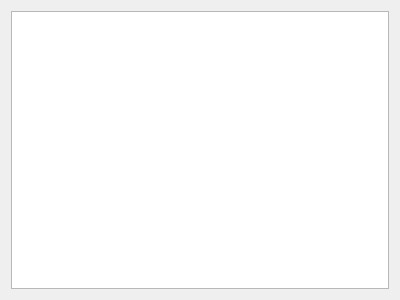
plule/pfe-costumes, file pc/core/widgets/qimagepreviewwindow.ui: the form before one commit.
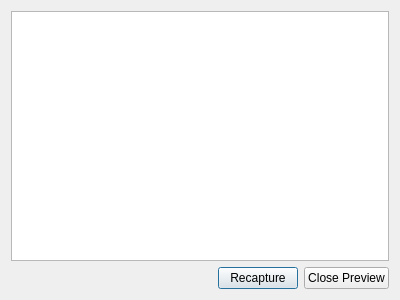
The form after the commit. Icons and pictures are not drawn.

```diff
--- a/pc/core/widgets/qimagepreviewwindow.ui
+++ b/pc/core/widgets/qimagepreviewwindow.ui
@@ -13,7 +13,7 @@
   <property name="windowTitle">
    <string>Preview</string>
   </property>
-  <layout class="QHBoxLayout" name="horizontalLayout">
+  <layout class="QVBoxLayout" name="verticalLayout">
    <item>
     <widget class="QGraphicsView" name="graphicsView">
      <property name="backgroundBrush">
@@ -27,6 +27,47 @@
      </property>
     </widget>
    </item>
+   <item>
+    <layout class="QHBoxLayout" name="horizontalLayout">
+     <item>
+      <spacer name="horizontalSpacer">
+       <property name="orientation">
+        <enum>Qt::Horizontal</enum>
+       </property>
+       <property name="sizeHint" stdset="0">
+        <size>
+         <width>40</width>
+         <height>20</height>
+        </size>
+       </property>
+      </spacer>
+     </item>
+     <item>
+      <widget class="QPushButton" name="recaptureButton">
+       <property name="text">
+        <string>Recapture</string>
+       </property>
+       <property name="icon">
+        <iconset resource="../resources/icons/icons.qrc">
+         <normaloff>:/icons/camera.png</normaloff>:/icons/camera.png</iconset>
+       </property>
+       <property name="iconSize">
+        <size>
+         <width>16</width>
+         <height>16</height>
+        </size>
+       </property>
+      </widget>
+     </item>
+     <item>
+      <widget class="QPushButton" name="closeButton">
+       <property name="text">
+        <string>Close Preview</string>
+       </property>
+      </widget>
+     </item>
+    </layout>
+   </item>
   </layout>
  </widget>
  <resources/>
```
Left out of the diff: 4 changed lines with no effect on the pictures.
